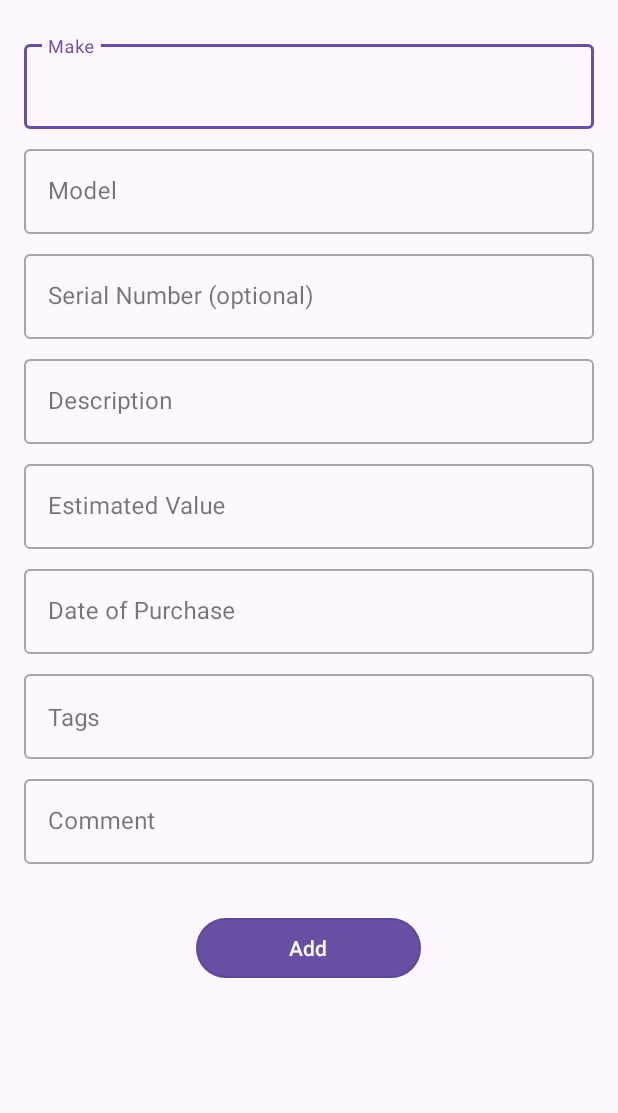
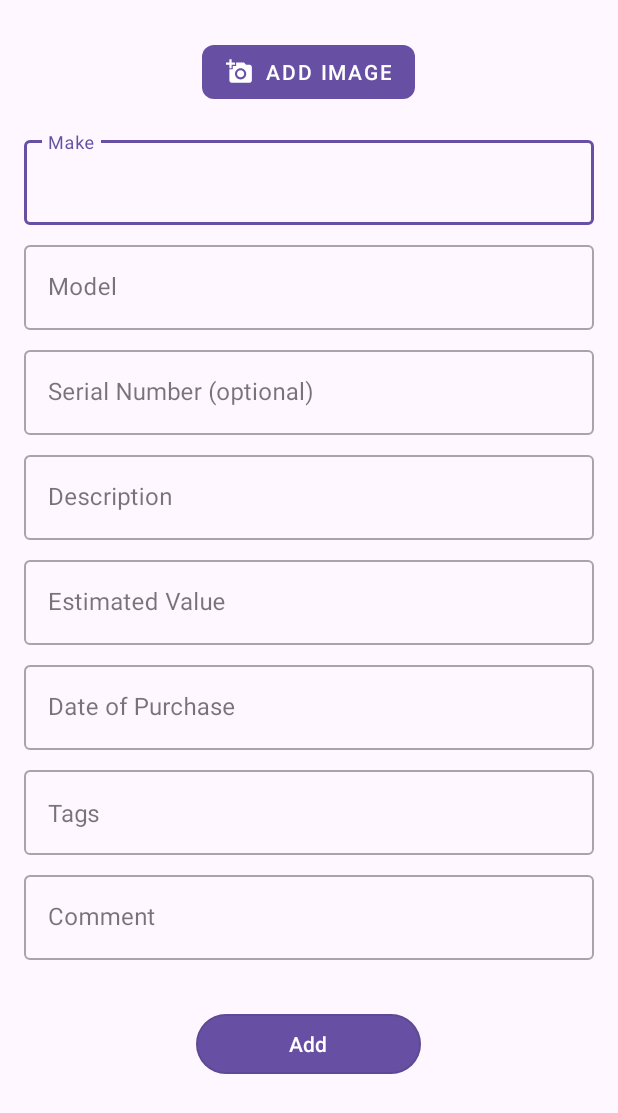
Before and after one commit to CMPUT301F23T23/Javenture, an Android app: the fragment AddHouseHoldItemFragment shown on its own in the app's theme, on a phone screen of 412 x 824 dp. Shown: the top 1113 px of the screen. Run offline under Robolectric (Android 15) with nearby library versions, the light colour scheme and no system bars; our stand-ins replace Firebase (no records; nobody signed in at launch, a user with empty details on screens opened directly); libraries missing offline, so code that uses them is left out: com.google.rpc.context; 2 statements that could not run were skipped.

Commit message:
Implement attaching photos in AddHouseHoldItemFragment

```diff
--- a/code/app/src/main/java/com/example/javenture/AddHouseHoldItemFragment.java
+++ b/code/app/src/main/java/com/example/javenture/AddHouseHoldItemFragment.java
@@ -1,15 +1,22 @@
 package com.example.javenture;
 
+import android.content.Context;
+import android.content.Intent;
 import android.os.Bundle;
+import android.util.Log;
 import android.view.LayoutInflater;
 import android.view.View;
 import android.view.ViewGroup;
+import android.widget.Button;
 
+import androidx.activity.result.ActivityResultLauncher;
 import androidx.annotation.NonNull;
 import androidx.fragment.app.Fragment;
 import androidx.lifecycle.ViewModelProvider;
 import androidx.navigation.NavController;
 import androidx.navigation.fragment.NavHostFragment;
+import androidx.recyclerview.widget.GridLayoutManager;
+import androidx.recyclerview.widget.RecyclerView;
 
 import com.example.javenture.databinding.FragmentAddHouseholdItemBinding;
 import com.google.android.material.datepicker.MaterialDatePicker;
@@ -25,6 +32,8 @@ import java.util.Locale;
 
 public class AddHouseHoldItemFragment extends Fragment {
 
+    private final String TAG = "AddHouseHoldItemFrag";
+
     private FragmentAddHouseholdItemBinding binding;
     private TextInputEditText makeEditText;
     private TextInputEditText modelEditText;
@@ -34,9 +43,29 @@ public class AddHouseHoldItemFragment extends Fragment {
     private TextInputEditText dateEditText;
     private ChipInputView chipInputView;
     private TextInputEditText commentEditText;
+    private RecyclerView imageListRecyclerView;
+    private ImageAdapter imageAdapter;
+    private Button addImageBtn;
+    private ActivityResultLauncher<Void> cameraLauncher;
+    private ArrayList<ImageItem> imageItems;
 
     private HouseHoldItemViewModel houseHoldItemViewModel;
 
+
+    @Override
+    public void onAttach(@NonNull Context context) {
+        super.onAttach(context);
+        cameraLauncher = registerForActivityResult(new CameraActivityResultContract(), imageItem -> {
+            if (imageItem != null) {
+                Log.d(TAG, "result: " + imageItem.getLocalUri().toString());
+                context.grantUriPermission(context.getPackageName(), imageItem.getLocalUri(), Intent.FLAG_GRANT_READ_URI_PERMISSION);
+                imageItems.add(imageItem);
+                imageAdapter.notifyItemInserted(imageItems.size() - 1);
+            } else {
+                Log.e(TAG, "no image selected");
+            }
+        });
+    }
 
     @Override
     public View onCreateView(
@@ -54,13 +83,15 @@ public class AddHouseHoldItemFragment extends Fragment {
         chipInputView = binding.chipInputView;
         chipInputView.setHint("Tags");
         commentEditText = binding.commentEditText;
+        imageListRecyclerView = binding.imageListRecyclerView;
+        addImageBtn = binding.addImageButton;
+
+        houseHoldItemViewModel = new ViewModelProvider(requireActivity()).get(HouseHoldItemViewModel.class);
 
         MainActivity mainActivity = (MainActivity) getActivity();
         if (mainActivity != null) {
             mainActivity.setMenuItemVisibility(R.id.action_sort_and_filter, false);
         }
-
-        houseHoldItemViewModel = new ViewModelProvider(requireActivity()).get(HouseHoldItemViewModel.class);
 
         return binding.getRoot();
 
@@ -70,6 +101,15 @@ public class AddHouseHoldItemFragment extends Fragment {
         super.onViewCreated(view, savedInstanceState);
 
         NavController navController = NavHostFragment.findNavController(AddHouseHoldItemFragment.this);
+
+        imageItems = new ArrayList<>();
+        imageAdapter = new ImageAdapter(getContext(), imageItems);
+        imageListRecyclerView.setAdapter(imageAdapter);
+        imageListRecyclerView.setLayoutManager(new GridLayoutManager(getContext(), 2));
+
+        addImageBtn.setOnClickListener(v -> {
+            cameraLauncher.launch(null);
+        });
 
         // build material date picker
         dateEditText.setOnClickListener(v -> {
@@ -140,7 +180,7 @@ public class AddHouseHoldItemFragment extends Fragment {
 
             DateTimeFormatter formatter = DateTimeFormatter.ofPattern("MMM d, yyyy", Locale.ENGLISH);
 
-            HouseHoldItem houseHoldItem = new HouseHoldItem(null, description, make, LocalDate.parse(date, formatter), Double.parseDouble(value), serialNumber, comment, model, new ArrayList<>(), tags);
+            HouseHoldItem houseHoldItem = new HouseHoldItem(null, description, make, LocalDate.parse(date, formatter), Double.parseDouble(value), serialNumber, comment, model, imageItems, tags);
 
             houseHoldItemViewModel.addItem(houseHoldItem);
 
--- a/code/app/src/main/res/layout/fragment_add_household_item.xml
+++ b/code/app/src/main/res/layout/fragment_add_household_item.xml
@@ -17,6 +17,18 @@
             android:id="@+id/image_list_recycler_view"
             android:layout_width="match_parent"
             android:layout_height="wrap_content" />
+
+        <com.google.android.material.button.MaterialButton
+            android:id="@+id/add_image_button"
+            android:layout_width="wrap_content"
+            android:layout_height="wrap_content"
+            android:text="Add image"
+            app:icon="@drawable/baseline_add_a_photo_24"
+            app:cornerRadius="8dp"
+            android:layout_gravity="center"
+            android:layout_marginTop="8dp"
+            android:layout_marginBottom="8dp"
+            style="@style/Widget.MaterialComponents.Button.UnelevatedButton"/>
 
         <com.google.android.material.textfield.TextInputLayout
             android:id="@+id/make_text_input_layout"
--- a/code/app/src/main/res/layout/fragment_edit_household_item.xml
+++ b/code/app/src/main/res/layout/fragment_edit_household_item.xml
@@ -12,10 +12,6 @@
         android:layout_height="wrap_content"
         android:orientation="vertical"
         >
-        <androidx.camera.view.PreviewView
-            android:id="@+id/preview_view"
-            android:layout_width="wrap_content"
-            android:layout_height="wrap_content" />
 
         <androidx.recyclerview.widget.RecyclerView
             android:id="@+id/image_list_recycler_view"
```
Also changed, not shown: code/app/src/main/java/com/example/javenture/HouseHoldItemViewModel.java (+12 -1 lines).
